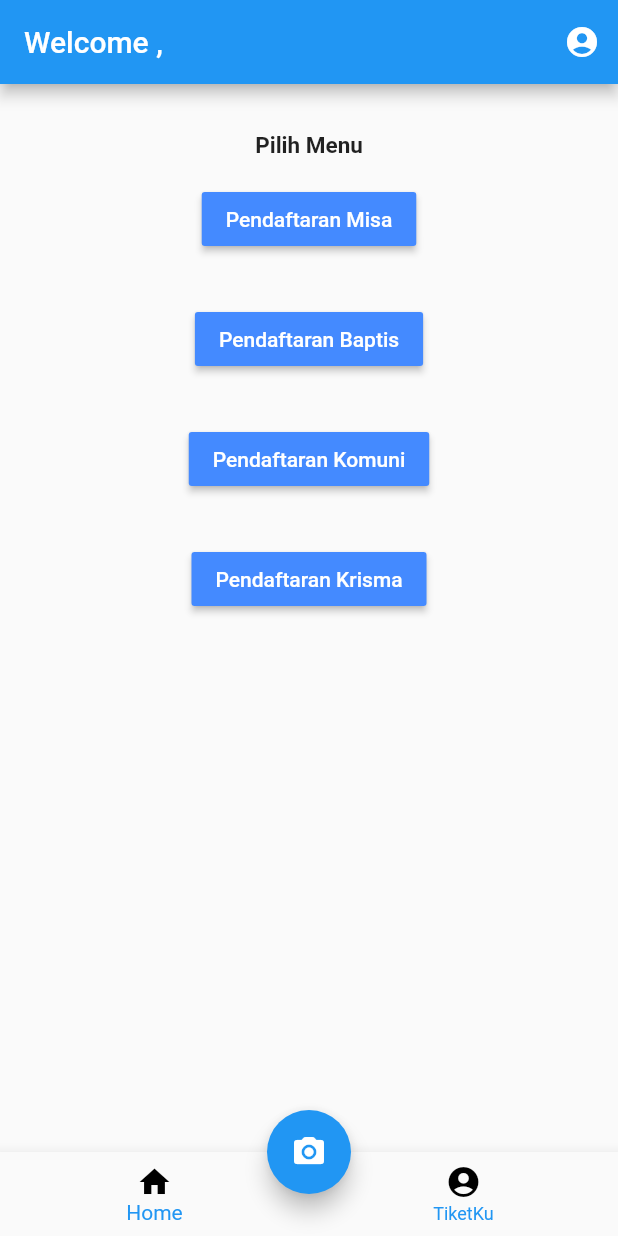
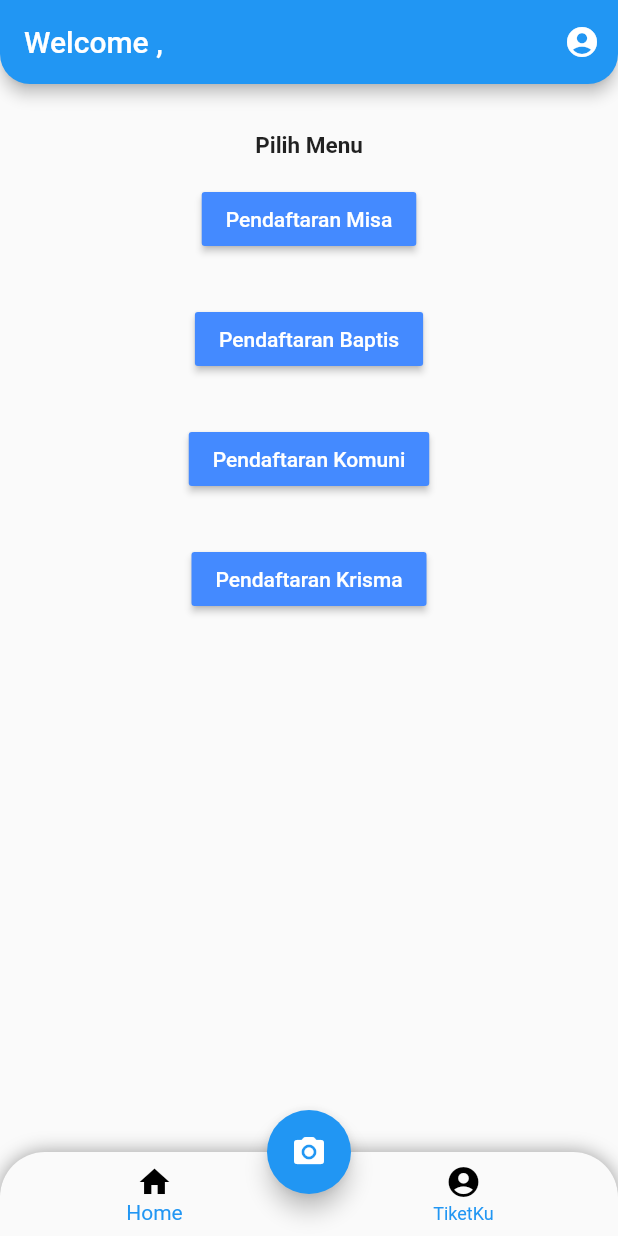
Before and after one commit to DavidDimasPatty/Pelayanan-Iman-Katolik, a Flutter app: the HomePage screen opened directly with empty values, on a phone screen of 412 x 824 dp. Run offline on Flutter 3.47's test engine with Material 2 defaults, Android fonts, the light colour scheme and no system bars; our stand-ins replace file_picker, firebase_core, firebase_storage, image_picker; missing offline and left inert: mongo_dart; accounts and stored records are empty.

Commit message:
styling homepage

```diff
--- a/lib/homePage.dart
+++ b/lib/homePage.dart
@@ -15,6 +15,9 @@ class HomePage extends StatelessWidget {
       appBar: AppBar(
         automaticallyImplyLeading: false,
         title: Text('Welcome ' + names + ","),
+        shape: RoundedRectangleBorder(
+          borderRadius: BorderRadius.vertical(bottom: Radius.circular(20)),
+        ),
         actions: <Widget>[
           IconButton(
             icon: const Icon(Icons.account_circle_rounded),
@@ -83,7 +86,20 @@ class HomePage extends StatelessWidget {
           ),
         ],
       )),
-      bottomNavigationBar: BottomNavigationBar(
+      bottomNavigationBar: Container(
+          decoration: BoxDecoration(
+            borderRadius: BorderRadius.only(
+                topRight: Radius.circular(30), topLeft: Radius.circular(30)),
+            boxShadow: [
+              BoxShadow(color: Colors.black38, spreadRadius: 0, blurRadius: 10),
+            ],
+          ),
+          child: ClipRRect(
+            borderRadius: BorderRadius.only(
+              topLeft: Radius.circular(30.0),
+              topRight: Radius.circular(30.0),
+            ),
+            child: BottomNavigationBar(
               type: BottomNavigationBarType.fixed,
               showUnselectedLabels: true,
               unselectedItemColor: Colors.blue,
@@ -108,6 +124,7 @@ class HomePage extends StatelessWidget {
                 } else if (index == 0) {}
               },
             ),
+          )),
       floatingActionButtonLocation: FloatingActionButtonLocation.centerDocked,
       floatingActionButton: new FloatingActionButton(
         onPressed: () {},
--- a/lib/profile.dart
+++ b/lib/profile.dart
@@ -146,7 +146,7 @@ class Profile extends StatelessWidget {
                         color: Colors.blueAccent,
                         onPressed: () async {
                           //await ImagePicker().pickImage(source: ImageSource.gallery);
-                          selectFile(context);
+                          await selectFile(context);
                         }),
                     RaisedButton(
                         child: Text("Log Out"),
```
Lines whose indentation alone changed are shown as unchanged.
